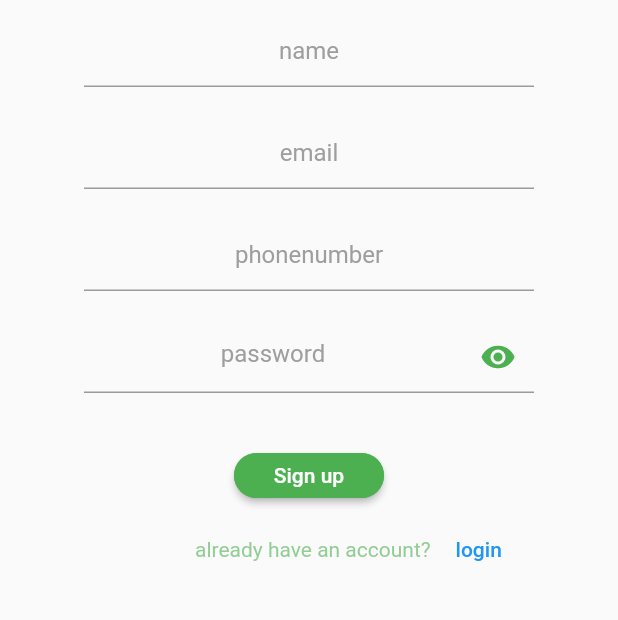
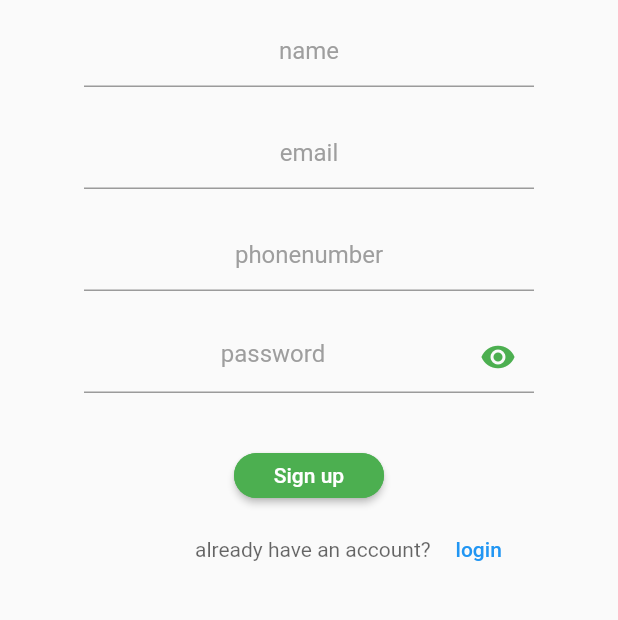
Before and after one commit to simbovk/Uber-eats, a Flutter app: the screen it shows after launch, on a phone screen of 412 x 824 dp, the part 300-920 px from its top. Run offline on Flutter 3.47's test engine with Material 2 defaults, Android fonts, the phone set to English and light mode, and no system bars.

Commit message:
page updated

```diff
--- a/uber_eats/lib/main.dart
+++ b/uber_eats/lib/main.dart
@@ -150,7 +150,7 @@ class _SignUpState extends State<SignUp> {
                       padding: const EdgeInsets.only(left: 130),
                       child: Text(
                         'already have an account?',
-                        style: TextStyle(color: Colors.green.withOpacity(0.6)),
+                        style: TextStyle(color: Colors.black.withOpacity(0.6)),
                       ),
                     ),
                      TextButton(
```
